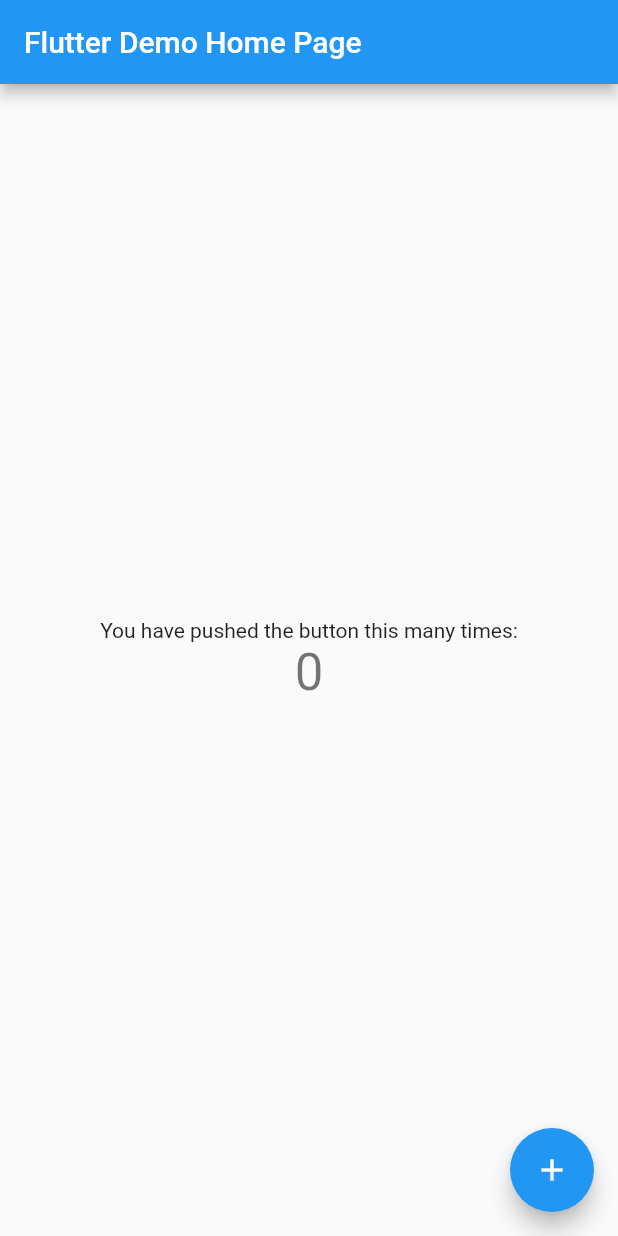
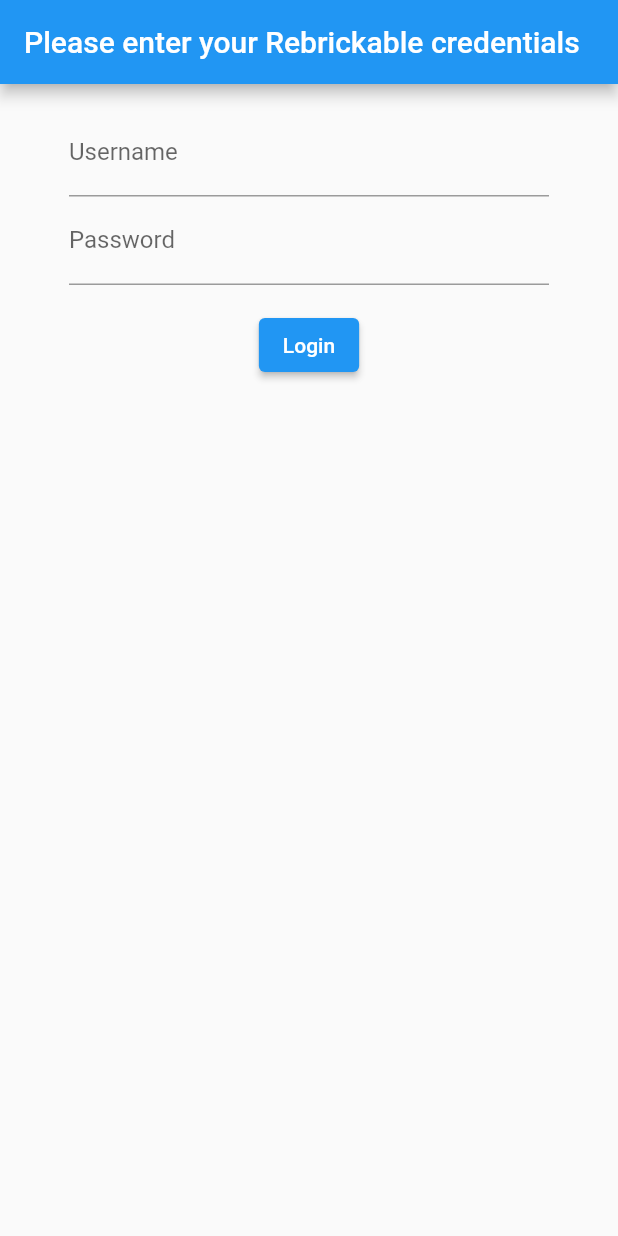
Before and after one commit to sebastiankutschbach/brick_app, a Flutter app: the screen it shows after launch, on a phone screen of 412 x 824 dp. Run offline on Flutter 3.47's test engine with Material 2 defaults, Android fonts, the phone set to English and light mode, and no system bars.

Commit message:
login page almost finished

```diff
--- a/lib/main.dart
+++ b/lib/main.dart
@@ -1,113 +1,28 @@
+import 'package:brick_app/model/rebrickable_model.dart';
+import 'package:brick_app/pages/login_page.dart';
 import 'package:flutter/material.dart';
+import 'package:provider/provider.dart';
 
 void main() {
   runApp(MyApp());
 }
 
 class MyApp extends StatelessWidget {
-  // This widget is the root of your application.
   @override
   Widget build(BuildContext context) {
-    return MaterialApp(
-      title: 'Flutter Demo',
-      theme: ThemeData(
-        // This is the theme of your application.
-        //
-        // Try running your application with "flutter run". You'll see the
-        // application has a blue toolbar. Then, without quitting the app, try
-        // changing the primarySwatch below to Colors.green and then invoke
-        // "hot reload" (press "r" in the console where you ran "flutter run",
-        // or simply save your changes to "hot reload" in a Flutter IDE).
-        // Notice that the counter didn't reset back to zero; the application
-        // is not restarted.
-        primarySwatch: Colors.blue,
+    return MultiProvider(
+      providers: [
+        ChangeNotifierProvider(
+          create: (_) => RebrickableModel(),
+        )
+      ],
+      child: MaterialApp(
+        title: 'Brick App',
+        theme: ThemeData(
+          primarySwatch: Colors.blue,
+        ),
+        home: LoginPage(),
       ),
-      home: MyHomePage(title: 'Flutter Demo Home Page'),
     );
   }
 }
-
-class MyHomePage extends StatefulWidget {
-  MyHomePage({Key key, this.title}) : super(key: key);
-
-  // This widget is the home page of your application. It is stateful, meaning
-  // that it has a State object (defined below) that contains fields that affect
-  // how it looks.
-
-  // This class is the configuration for the state. It holds the values (in this
-  // case the title) provided by the parent (in this case the App widget) and
-  // used by the build method of the State. Fields in a Widget subclass are
-  // always marked "final".
-
-  final String title;
-
-  @override
-  _MyHomePageState createState() => _MyHomePageState();
-}
-
-class _MyHomePageState extends State<MyHomePage> {
-  int _counter = 0;
-
-  void _incrementCounter() {
-    setState(() {
-      // This call to setState tells the Flutter framework that something has
-      // changed in this State, which causes it to rerun the build method below
-      // so that the display can reflect the updated values. If we changed
-      // _counter without calling setState(), then the build method would not be
-      // called again, and so nothing would appear to happen.
-      _counter++;
-    });
-  }
-
-  @override
-  Widget build(BuildContext context) {
-    // This method is rerun every time setState is called, for instance as done
-    // by the _incrementCounter method above.
-    //
-    // The Flutter framework has been optimized to make rerunning build methods
-    // fast, so that you can just rebuild anything that needs updating rather
-    // than having to individually change instances of widgets.
-    return Scaffold(
-      appBar: AppBar(
-        // Here we take the value from the MyHomePage object that was created by
-        // the App.build method, and use it to set our appbar title.
-        title: Text(widget.title),
-      ),
-      body: Center(
-        // Center is a layout widget. It takes a single child and positions it
-        // in the middle of the parent.
-        child: Column(
-          // Column is also a layout widget. It takes a list of children and
-          // arranges them vertically. By default, it sizes itself to fit its
-          // children horizontally, and tries to be as tall as its parent.
-          //
-          // Invoke "debug painting" (press "p" in the console, choose the
-          // "Toggle Debug Paint" action from the Flutter Inspector in Android
-          // Studio, or the "Toggle Debug Paint" command in Visual Studio Code)
-          // to see the wireframe for each widget.
-          //
-          // Column has various properties to control how it sizes itself and
-          // how it positions its children. Here we use mainAxisAlignment to
-          // center the children vertically; the main axis here is the vertical
-          // axis because Columns are vertical (the cross axis would be
-          // horizontal).
-          mainAxisAlignment: MainAxisAlignment.center,
-          children: <Widget>[
-            Text(
-              'You have pushed the button this many times:',
-            ),
-            Text(
-              '$_counter',
-              style: Theme.of(context).textTheme.headline4,
-            ),
-          ],
-        ),
-      ),
-      floatingActionButton: FloatingActionButton(
-        onPressed: _incrementCounter,
-        tooltip: 'Increment',
-        child: Icon(Icons.add),
-      ), // This trailing comma makes auto-formatting nicer for build methods.
-    );
-  }
-}
--- /dev/null
+++ b/lib/model/rebrickable_model.dart
@@ -0,0 +1,18 @@
+import 'package:brick_app/service/rebrickable_service.dart';
+import 'package:flutter/cupertino.dart';
+
+class RebrickableModel with ChangeNotifier {
+  RebrickableService _rebrickableService;
+  bool _loggedIn = false;
+
+  bool get isLoggedIn => _loggedIn;
+
+  RebrickableModel({RebrickableService rebrickableService}) {
+    this._rebrickableService = rebrickableService ?? RebrickableService();
+  }
+
+  Future<void> login(String username, String password) async {
+    _loggedIn = await _rebrickableService.authenticate(username, password);
+    notifyListeners();
+  }
+}
--- /dev/null
+++ b/lib/pages/login_page.dart
@@ -0,0 +1,69 @@
+import 'package:brick_app/model/rebrickable_model.dart';
+import 'package:flutter/cupertino.dart';
+import 'package:flutter/material.dart';
+import 'package:provider/provider.dart';
+
+class LoginPage extends StatefulWidget {
+  @override
+  _LoginPageState createState() => _LoginPageState();
+}
+
+class _LoginPageState extends State<LoginPage> {
+  final _formKey = GlobalKey<FormState>();
+  var _username = "";
+  var _password = "";
+
+  Widget build(BuildContext context) {
+    final rebrickableModel = context.watch<RebrickableModel>();
+    // if (rebrickableModel.isLoggedIn) {
+    //   Navigator.push(
+    //       context, MaterialPageRoute(builder: (context) => LoginPage()));
+    // }
+    return Scaffold(
+      appBar: AppBar(
+        title: Text('Please enter your Rebrickable credentials'),
+      ),
+      body: Center(
+        child: Padding(
+          padding: EdgeInsets.all(16),
+          child: SizedBox(
+            width: 320,
+            child: Form(
+              key: _formKey,
+              child: Column(
+                children: [
+                  TextFormField(
+                    key: Key('username'),
+                    decoration: InputDecoration(labelText: 'Username'),
+                    onChanged: (value) => _username = value,
+                    validator: (value) =>
+                        value.isEmpty ? 'Username cannot be empty' : null,
+                  ),
+                  TextFormField(
+                    key: Key('password'),
+                    decoration: InputDecoration(labelText: 'Password'),
+                    onChanged: (value) => _password = value,
+                    validator: (value) =>
+                        value.isEmpty ? 'Password cannot be empty' : null,
+                  ),
+                  SizedBox(
+                    height: 16,
+                  ),
+                  ElevatedButton(
+                    key: Key('login'),
+                    onPressed: () {
+                      if (_formKey.currentState.validate()) {
+                        rebrickableModel.login(_username, _password);
+                      }
+                    },
+                    child: Text('Login'),
+                  ),
+                ],
+              ),
+            ),
+          ),
+        ),
+      ),
+    );
+  }
+}
--- a/pubspec.yaml
+++ b/pubspec.yaml
@@ -24,6 +24,7 @@
   flutter:
     sdk: flutter
   http: ^0.13.1
+  provider: ^5.0.0
 
 
   # The following adds the Cupertino Icons font to your application.
```
Also changed, not shown: pubspec.lock, 3 other files.
